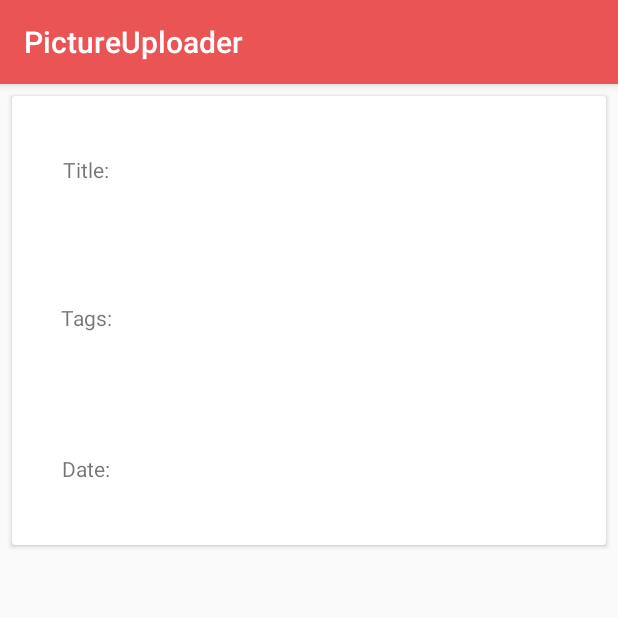
After one commit to FigBar/SWiM, an Android app: the fragment DetailFragment shown on its own in the app's theme, on a phone screen of 412 x 824 dp, the top half of it. The commit adds this screen. Run offline under Robolectric (Android 15) with nearby library versions, the phone set to English and light mode, and no system bars; 2 statements that could not run were skipped.

Commit message:
feat(fragments): Add second fragment containing photo details and switching between fragments

```diff
--- a/PictureUploader/app/src/main/java/com/example/pictureuploader/FragmentActivity.kt
+++ b/PictureUploader/app/src/main/java/com/example/pictureuploader/FragmentActivity.kt
@@ -2,7 +2,10 @@ package com.example.pictureuploader
 
 import androidx.appcompat.app.AppCompatActivity
 import android.os.Bundle
+import android.view.View
+import androidx.fragment.app.Fragment
 import androidx.fragment.app.FragmentManager
+import com.example.pictureuploader.fragments.DetailFragment
 import com.example.pictureuploader.fragments.PhotoFragment
 import com.example.pictureuploader.model.PictureRecord
 import com.example.pictureuploader.recycle_view.PictureComponentAdapter
@@ -11,9 +14,12 @@ class FragmentActivity : AppCompatActivity() {
 
     private lateinit var fragmentManager: FragmentManager
     private var fullPhotoMode = true
+    private lateinit var photoFragment: Fragment
+    private lateinit var detailFragment: Fragment
 
     companion object {
         private const val PHOTO_TAG = "photo"
+        private const val DETAILS_TAG = "details"
     }
 
     override fun onCreate(savedInstanceState: Bundle?) {
@@ -22,14 +28,38 @@ class FragmentActivity : AppCompatActivity() {
         fragmentManager = supportFragmentManager
         val dataSet = intent.getParcelableArrayListExtra<PictureRecord>(PictureComponentAdapter.DATA_SET)
         val chosenPosition = intent.getIntExtra(PictureComponentAdapter.INDEX, -1)
-        val photoFragment = PhotoFragment.newInstance(dataSet[chosenPosition].url)
-        launchFragments(savedInstanceState, photoFragment)
+        photoFragment = PhotoFragment.newInstance(dataSet[chosenPosition].url)
+        detailFragment = DetailFragment.newInstance(dataSet[chosenPosition])
+        launchFragments(savedInstanceState)
     }
 
-    private fun launchFragments(savedInstanceState: Bundle?, photoFragment: PhotoFragment) {
+    private fun launchFragments(savedInstanceState: Bundle?) {
         if(savedInstanceState == null) {
             fragmentManager.beginTransaction().add(R.id.fragment_activity_main_layout, photoFragment, PHOTO_TAG)
                 .commit()
+            fragmentManager.beginTransaction().add(R.id.fragment_activity_main_layout, detailFragment, DETAILS_TAG)
+                .commit()
+            hideFragment(detailFragment)
         }
     }
+
+    fun onChangeCardClicked(view: View) {
+        fullPhotoMode = if(fullPhotoMode) {
+            hideFragment(photoFragment)
+            showFragment(detailFragment)
+            false
+        } else {
+            hideFragment(detailFragment)
+            showFragment(photoFragment)
+            true
+        }
+    }
+
+    private fun hideFragment(fragment: Fragment) {
+        fragmentManager.beginTransaction().hide(fragment).commit()
+    }
+
+    private fun showFragment(fragment:Fragment) {
+        fragmentManager.beginTransaction().show(fragment).commit()
+    }
 }
--- /dev/null
+++ b/PictureUploader/app/src/main/java/com/example/pictureuploader/fragments/DetailFragment.kt
@@ -0,0 +1,50 @@
+package com.example.pictureuploader.fragments
+
+
+import android.os.Bundle
+import androidx.fragment.app.Fragment
+import android.view.LayoutInflater
+import android.view.View
+import android.view.ViewGroup
+import android.widget.TextView
+
+import com.example.pictureuploader.R
+import com.example.pictureuploader.model.PictureRecord
+import java.text.SimpleDateFormat
+import java.util.*
+
+
+class DetailFragment : Fragment() {
+
+    companion object {
+        private const val PICTURE_RECORD = "picture_record"
+
+        fun newInstance(pictureRecord: PictureRecord) =
+                DetailFragment().apply {
+                    arguments = Bundle().apply {
+                        putParcelable(PICTURE_RECORD, pictureRecord)
+                    }
+                }
+
+    }
+
+    override fun onCreateView(
+        inflater: LayoutInflater, container: ViewGroup?,
+        savedInstanceState: Bundle?
+    ): View? {
+        // Inflate the layout for this fragment
+        val detailView =  inflater.inflate(R.layout.fragment_detail, container, false)
+        val titleView = detailView.findViewById<TextView>(R.id.title_display)
+        val tagView = detailView.findViewById<TextView>(R.id.tags_display)
+        val dateView = detailView.findViewById<TextView>(R.id.date_display)
+
+        val pictureRecord = arguments?.getParcelable<PictureRecord>(PICTURE_RECORD)
+
+        titleView.text = pictureRecord?.title
+        tagView.text = pictureRecord!!.tags.joinToString(" #", prefix = "#")
+        dateView.text = SimpleDateFormat("dd-MM-yyyy", Locale.getDefault()).format(pictureRecord.date.time)
+        return detailView
+    }
+
+
+}
--- a/PictureUploader/app/src/main/res/layout/activity_fragment.xml
+++ b/PictureUploader/app/src/main/res/layout/activity_fragment.xml
@@ -25,6 +25,7 @@
         android:background="@drawable/roundedbutton"
         android:text="@string/switch_to_detail_frag"
         android:textColor="@color/textColor"
+        android:onClick="onChangeCardClicked"
         app:layout_constraintBottom_toBottomOf="parent"
         app:layout_constraintEnd_toEndOf="parent"
         app:layout_constraintStart_toStartOf="parent"
--- /dev/null
+++ b/PictureUploader/app/src/main/res/layout/fragment_detail.xml
@@ -0,0 +1,147 @@
+<?xml version="1.0" encoding="utf-8"?>
+<androidx.constraintlayout.widget.ConstraintLayout xmlns:android="http://schemas.android.com/apk/res/android"
+    xmlns:app="http://schemas.android.com/apk/res-auto"
+    xmlns:tools="http://schemas.android.com/tools"
+    android:layout_width="match_parent"
+    android:layout_height="match_parent"
+    tools:context=".fragments.DetailFragment">
+
+
+    <androidx.constraintlayout.widget.Guideline
+        android:id="@+id/guideline12"
+        android:layout_width="wrap_content"
+        android:layout_height="wrap_content"
+        android:orientation="horizontal"
+        app:layout_constraintGuide_percent="0.4" />
+
+    <androidx.cardview.widget.CardView
+        android:id="@+id/detail_card"
+        android:layout_width="0dp"
+        android:layout_height="0dp"
+        android:layout_marginStart="8dp"
+        android:layout_marginTop="8dp"
+        android:layout_marginEnd="8dp"
+        android:focusable="true"
+        android:clickable="true"
+        app:layout_constraintBottom_toTopOf="@+id/guideline12"
+        app:layout_constraintEnd_toEndOf="parent"
+        app:layout_constraintHorizontal_bias="0.0"
+        app:layout_constraintStart_toStartOf="parent"
+        app:layout_constraintTop_toTopOf="parent"
+        >
+
+        <androidx.constraintlayout.widget.ConstraintLayout
+            android:layout_width="match_parent"
+            android:layout_height="match_parent">
+
+            <androidx.constraintlayout.widget.Guideline
+                android:id="@+id/guideline13"
+                android:layout_width="wrap_content"
+                android:layout_height="wrap_content"
+                android:orientation="horizontal"
+                app:layout_constraintGuide_percent="0.33" />
+
+            <androidx.constraintlayout.widget.Guideline
+                android:id="@+id/guideline14"
+                android:layout_width="wrap_content"
+                android:layout_height="wrap_content"
+                android:orientation="horizontal"
+                app:layout_constraintGuide_percent="0.66" />
+
+            <androidx.constraintlayout.widget.Guideline
+                android:id="@+id/guideline15"
+                android:layout_width="wrap_content"
+                android:layout_height="wrap_content"
+                android:orientation="vertical"
+                app:layout_constraintGuide_percent="0.25" />
+
+            <TextView
+                android:id="@+id/title_label"
+                android:layout_width="0dp"
+                android:layout_height="0dp"
+                android:layout_marginStart="8dp"
+                android:layout_marginTop="8dp"
+                android:layout_marginEnd="8dp"
+                android:layout_marginBottom="8dp"
+                android:gravity="center"
+                android:text="@string/detail_frag_title_label"
+                app:layout_constraintBottom_toTopOf="@+id/guideline13"
+                app:layout_constraintEnd_toStartOf="@+id/guideline15"
+                app:layout_constraintStart_toStartOf="parent"
+                app:layout_constraintTop_toTopOf="parent" />
+
+            <TextView
+                android:id="@+id/tags_label"
+                android:layout_width="0dp"
+                android:layout_height="0dp"
+                android:layout_marginStart="8dp"
+                android:layout_marginTop="8dp"
+                android:layout_marginEnd="8dp"
+                android:layout_marginBottom="8dp"
+                android:gravity="center"
+                android:text="@string/detail_frag_tags_label"
+                app:layout_constraintBottom_toTopOf="@+id/guideline14"
+                app:layout_constraintEnd_toStartOf="@+id/guideline15"
+                app:layout_constraintStart_toStartOf="parent"
+                app:layout_constraintTop_toTopOf="@+id/guideline13" />
+
+            <TextView
+                android:id="@+id/date_label"
+                android:layout_width="0dp"
+                android:layout_height="0dp"
+                android:layout_marginStart="8dp"
+                android:layout_marginTop="8dp"
+                android:layout_marginEnd="8dp"
+                android:layout_marginBottom="8dp"
+                android:gravity="center"
+                android:text="@string/detail_frag_date_label"
+                app:layout_constraintBottom_toBottomOf="parent"
+                app:layout_constraintEnd_toStartOf="@+id/guideline15"
+                app:layout_constraintStart_toStartOf="parent"
+                app:layout_constraintTop_toTopOf="@+id/guideline14" />
+
+            <TextView
+                android:id="@+id/title_display"
+                android:layout_width="0dp"
+                android:layout_height="0dp"
+                android:layout_marginStart="8dp"
+                android:layout_marginTop="8dp"
+                android:layout_marginEnd="8dp"
+                android:layout_marginBottom="8dp"
+                android:gravity="center"
+                app:layout_constraintBottom_toTopOf="@+id/guideline13"
+                app:layout_constraintEnd_toEndOf="parent"
+                app:layout_constraintStart_toStartOf="@+id/guideline15"
+                app:layout_constraintTop_toTopOf="parent" />
+
+            <TextView
+                android:id="@+id/tags_display"
+                android:layout_width="0dp"
+                android:layout_height="0dp"
+                android:layout_marginStart="8dp"
+                android:layout_marginTop="8dp"
+                android:layout_marginEnd="8dp"
+                android:layout_marginBottom="8dp"
+                android:gravity="center"
+                app:layout_constraintBottom_toTopOf="@+id/guideline14"
+                app:layout_constraintEnd_toEndOf="parent"
+                app:layout_constraintStart_toStartOf="@+id/guideline15"
+                app:layout_constraintTop_toBottomOf="@+id/title_display" />
+
+            <TextView
+                android:id="@+id/date_display"
+                android:layout_width="0dp"
+                android:layout_height="0dp"
+                android:layout_marginStart="8dp"
+                android:layout_marginTop="8dp"
+                android:layout_marginEnd="8dp"
+                android:layout_marginBottom="8dp"
+                android:gravity="center"
+                app:layout_constraintBottom_toBottomOf="parent"
+                app:layout_constraintEnd_toEndOf="parent"
+                app:layout_constraintStart_toStartOf="@+id/guideline15"
+                app:layout_constraintTop_toTopOf="@+id/guideline14" />
+
+        </androidx.constraintlayout.widget.ConstraintLayout>
+    </androidx.cardview.widget.CardView>
+</androidx.constraintlayout.widget.ConstraintLayout>
--- a/PictureUploader/app/src/main/res/values/strings.xml
+++ b/PictureUploader/app/src/main/res/values/strings.xml
@@ -12,4 +12,7 @@
     <!-- TODO: Remove or change this placeholder text -->
     <string name="hello_blank_fragment">Hello blank fragment</string>
     <string name="photo_frag_desc">Chosen photo from list</string>
+    <string name="detail_frag_title_label">Title:</string>
+    <string name="detail_frag_tags_label">Tags:</string>
+    <string name="detail_frag_date_label">Date:</string>
 </resources>
```
Also changed, not shown: PictureUploader/app/src/main/AndroidManifest.xml (+7 -1 lines).
